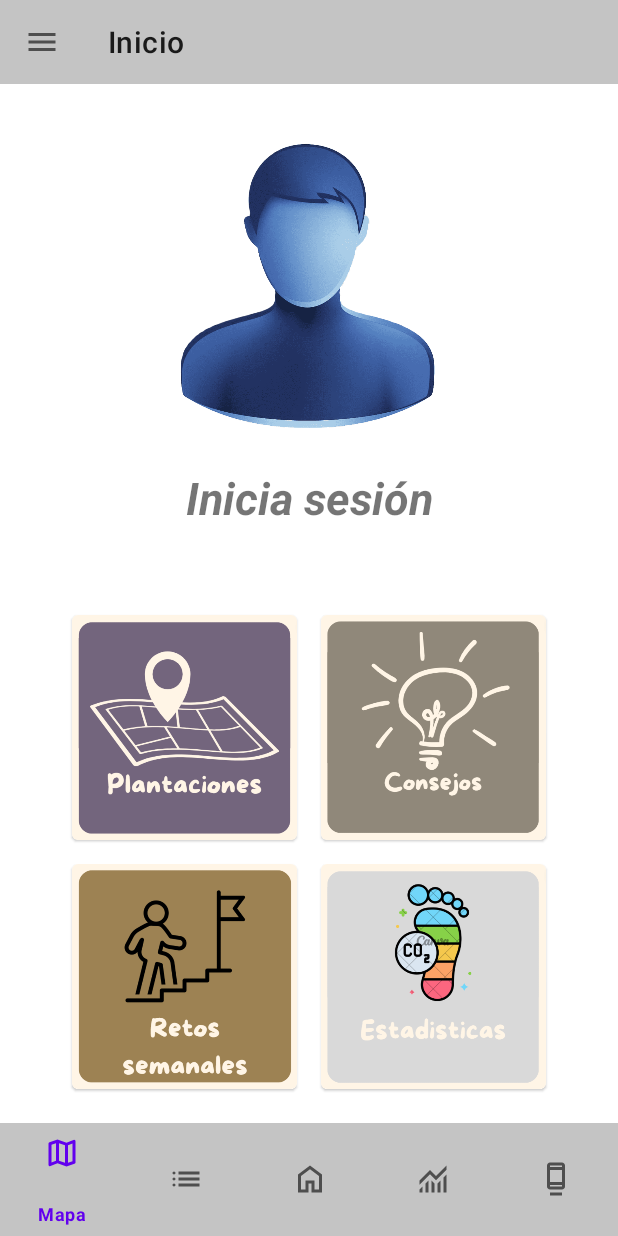
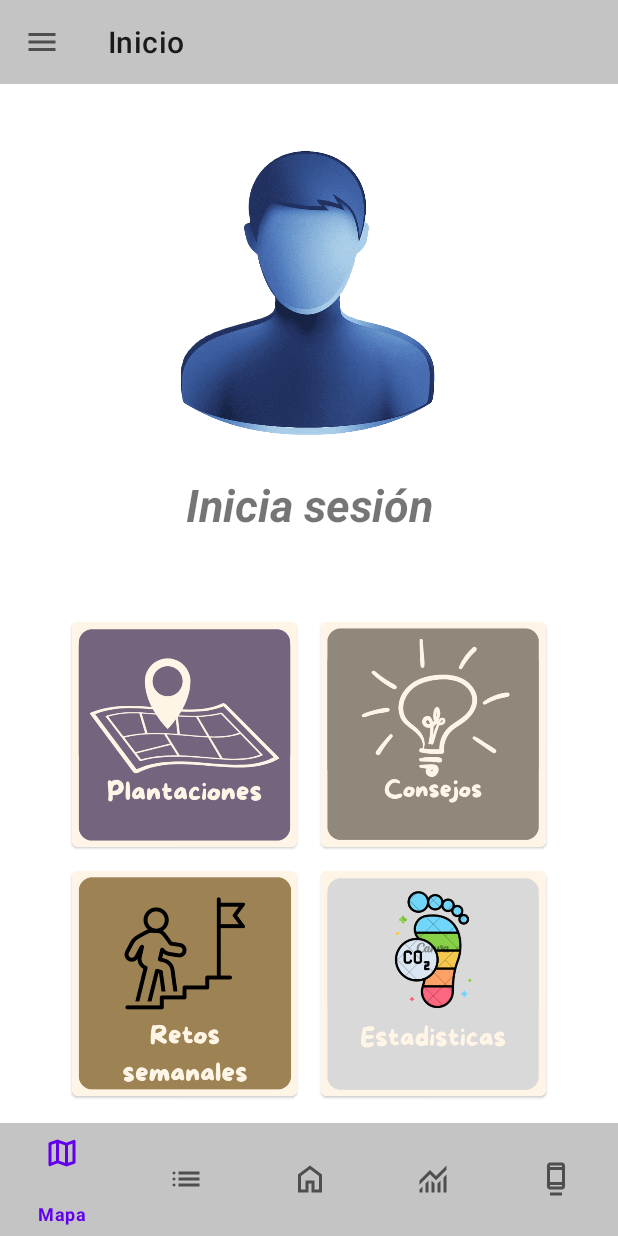
Before and after one commit to yandres24/Unal_ReforAccion_YAML, an Android app: the HomeActivity screen opened directly, with no data from a screen before it, on a phone screen of 412 x 824 dp. Run offline under Robolectric (Android 15) with nearby library versions, the phone set to English and light mode, and no system bars.

Commit message:
Fix size image user home

```diff
--- a/app/src/main/res/layout/activity_home.xml
+++ b/app/src/main/res/layout/activity_home.xml
@@ -24,7 +24,9 @@
             android:layout_width="match_parent"
             android:layout_height="wrap_content">
 
-            <include android:id="@+id/imageViewProfile" layout="@layout/image_profile_app"/>
+            <include
+                android:id="@+id/imageViewProfile"
+                layout="@layout/image_profile_app" />
 
             <TextView
                 android:id="@+id/txtTitle"
--- a/app/src/main/res/layout/image_profile_app.xml
+++ b/app/src/main/res/layout/image_profile_app.xml
@@ -8,6 +8,7 @@
         style="@style/Theme.Unal_ReforAccion_YAML.Profile"
         android:contentDescription="@string/img_description_logo"
         app:layout_constraintEnd_toEndOf="parent"
+        android:layout_marginTop="60dp"
         app:layout_constraintHorizontal_bias="0.497"
         app:layout_constraintStart_toStartOf="parent"
         app:layout_constraintTop_toTopOf="parent" />
```
